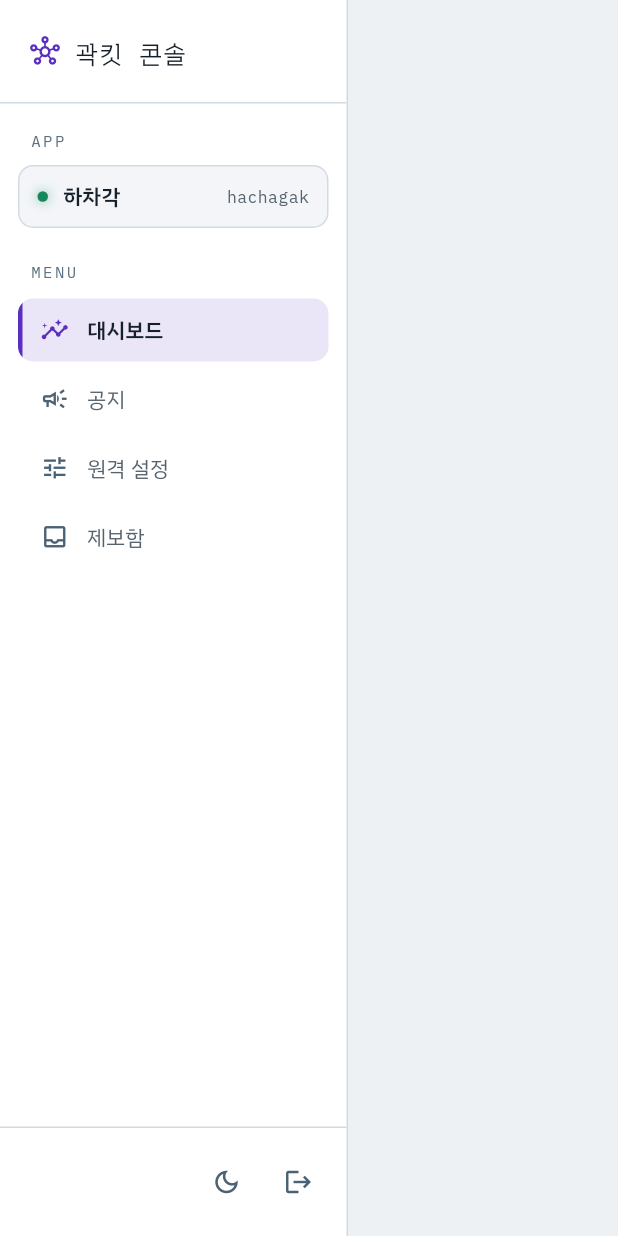
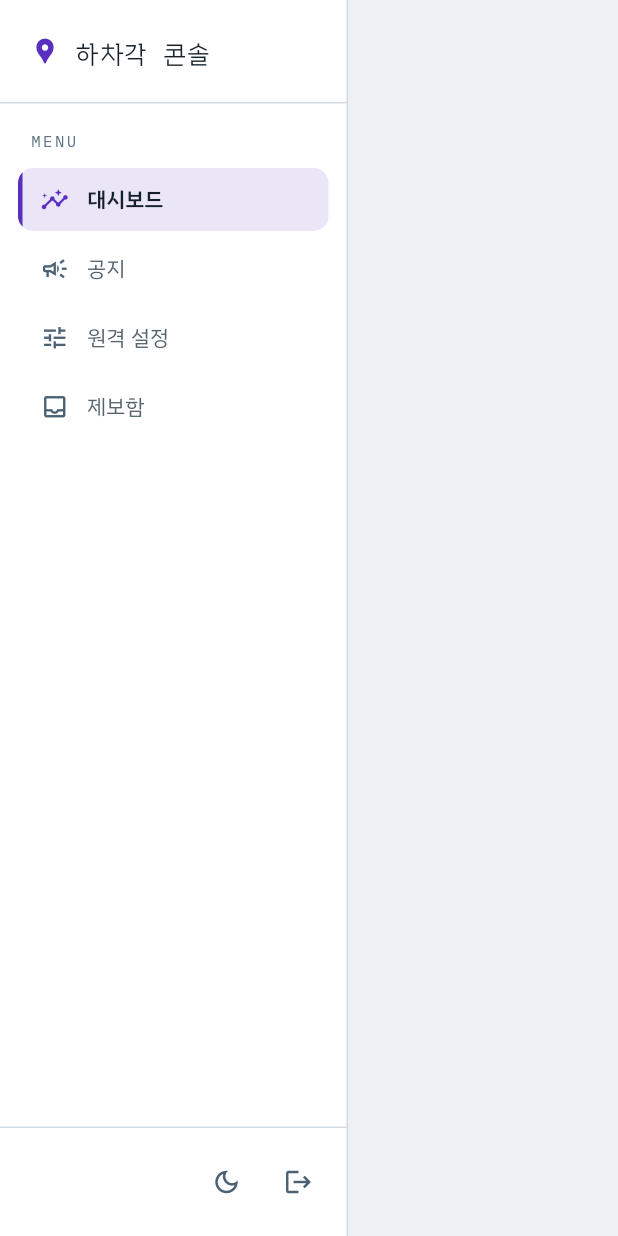
Before and after one commit to kwakkit/hachagak-console, a Flutter app: the _Sidebar widget shown alone on an empty page, opened directly with empty values, on a phone screen of 412 x 824 dp. Run offline on Flutter 3.47's test engine with Material 3 defaults, Android fonts, the phone set to English and light mode, and no system bars; our stand-ins replace flutter_riverpod, supabase_flutter; accounts and stored records are empty.

Commit message:
refactor: 곽킷 콘솔 → 하차각 콘솔로 이름 변경
- 화면 이름(브라우저 탭·로그인·사이드바), 웹 manifest·index.html,
  패키지명 kwakkit_console → hachagak_console, VS Code 실행 이름
- 로고 아이콘을 하차각 헤더와 같은 위치 핀으로, 이름과 겹치는
  사이드바 앱 표시 제거
- GitHub 저장소 kwakkit/console → kwakkit/hachagak-console
- DB 의 app 컬럼 구조는 유지 (앱이 늘어날 여지)

Co-Authored-By: Claude Opus 5.5 <noreply@anthropic.com>

```diff
--- a/lib/app/app.dart
+++ b/lib/app/app.dart
@@ -13,7 +13,7 @@ class ConsoleApp extends ConsumerWidget {
   @override
   Widget build(BuildContext context, WidgetRef ref) {
     return MaterialApp(
-      title: '곽킷 콘솔',
+      title: '하차각 콘솔',
       debugShowCheckedModeBanner: false,
       theme: consoleTheme(Brightness.light),
       darkTheme: consoleTheme(Brightness.dark),
--- a/lib/core/env.dart
+++ b/lib/core/env.dart
@@ -12,5 +12,5 @@ abstract final class Env {
       !supabasePublishableKey.startsWith('PUT_');
 }
 
-/// 콘솔이 관리하는 곽킷 앱. 지금은 하차각 하나.
+/// 콘솔이 관리하는 앱. 지금은 하차각 하나 (`app` 컬럼으로 앱 추가 여지만 남겨 둠).
 const currentApp = 'hachagak';
--- a/lib/features/auth/login_page.dart
+++ b/lib/features/auth/login_page.dart
@@ -129,14 +129,14 @@ class _Wordmark extends StatelessWidget {
     final c = context.console;
     return Column(
       children: [
-        Icon(Icons.hub_outlined, size: 30, color: c.accent),
+        Icon(Icons.location_pin, size: 32, color: c.accent),
         const SizedBox(height: 12),
         Text(
-          '곽킷 콘솔',
+          '하차각 콘솔',
           style: ConsoleFonts.pageTitle.copyWith(color: c.textHi, fontSize: 26),
         ),
         const SizedBox(height: 6),
-        ConsoleEyebrow('Kwakkit · Operations Console', color: c.chrome),
+        ConsoleEyebrow('Hachagak · Operations Console', color: c.chrome),
       ],
     );
   }
--- a/lib/features/shell/console_shell.dart
+++ b/lib/features/shell/console_shell.dart
@@ -80,9 +80,9 @@ class _Brand extends StatelessWidget {
     return Row(
       mainAxisSize: MainAxisSize.min,
       children: [
-        Icon(Icons.hub_outlined, size: 20, color: c.accent),
+        Icon(Icons.location_pin, size: 20, color: c.accent),
         const SizedBox(width: 10),
-        Text('곽킷 콘솔', style: ConsoleFonts.wordmark.copyWith(color: c.textHi)),
+        Text('하차각 콘솔', style: ConsoleFonts.wordmark.copyWith(color: c.textHi)),
       ],
     );
   }
@@ -115,42 +115,6 @@ class _Sidebar extends StatelessWidget {
             Divider(color: c.hairline),
             Padding(
               padding: const EdgeInsets.fromLTRB(20, 18, 20, 8),
-              child: const ConsoleEyebrow('App'),
-            ),
-            Padding(
-              padding: const EdgeInsets.symmetric(horizontal: 12),
-              child: Container(
-                padding: const EdgeInsets.symmetric(
-                  horizontal: 12,
-                  vertical: 10,
-                ),
-                decoration: BoxDecoration(
-                  color: c.panel2,
-                  borderRadius: BorderRadius.circular(10),
-                  border: Border.all(color: c.hairline),
-                ),
-                child: Row(
-                  children: [
-                    ConsoleDot(color: c.ok),
-                    const SizedBox(width: 10),
-                    Text(
-                      '하차각',
-                      style: ConsoleFonts.label.copyWith(color: c.textHi),
-                    ),
-                    const Spacer(),
-                    Text(
-                      'hachagak',
-                      style: ConsoleFonts.monoSmall.copyWith(
-                        color: c.textLo,
-                        fontSize: 11,
-                      ),
-                    ),
-                  ],
-                ),
-              ),
-            ),
-            Padding(
-              padding: const EdgeInsets.fromLTRB(20, 22, 20, 8),
               child: const ConsoleEyebrow('Menu'),
             ),
             for (final (i, s) in _sections.indexed)
--- a/pubspec.yaml
+++ b/pubspec.yaml
@@ -1,5 +1,5 @@
-name: kwakkit_console
-description: "곽킷 운영 콘솔"
+name: hachagak_console
+description: "하차각 운영 콘솔"
 # The following line prevents the package from being accidentally published to
 # pub.dev using `flutter pub publish`. This is preferred for private packages.
 publish_to: 'none' # Remove this line if you wish to publish to pub.dev
```
Also changed, not shown: 6 other files.
